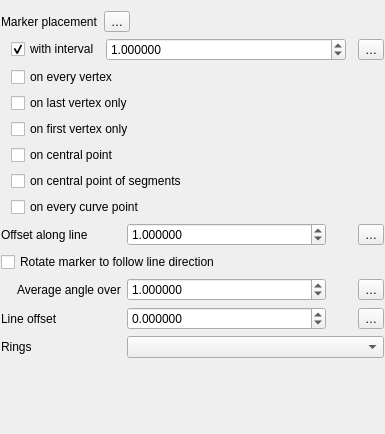
Before: the Qt Designer form src/ui/symbollayer/widget_markerline.ui in qgis/QGIS, drawn with Qt 5.
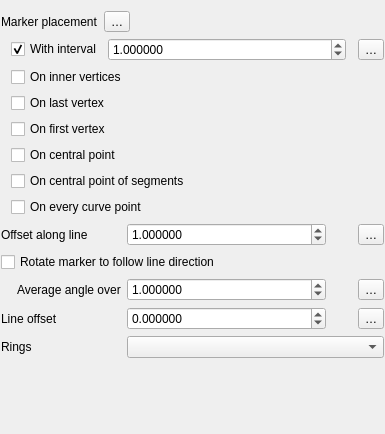
After: the same form once the commit is applied. Custom widgets are drawn as their Qt base class.

Commit message: [feature] Replace marker/hash line "on vertices" placement option with "on inner vertices"

```diff
--- a/src/ui/symbollayer/widget_markerline.ui
+++ b/src/ui/symbollayer/widget_markerline.ui
@@ -69,7 +69,7 @@
        <item>
         <widget class="QCheckBox" name="mCheckInterval">
          <property name="text">
-          <string>with interval</string>
+          <string>With interval</string>
          </property>
          <property name="checked">
           <bool>true</bool>
@@ -119,42 +119,42 @@
      <item row="4" column="1">
       <widget class="QCheckBox" name="mCheckVertex">
        <property name="text">
-        <string>on every vertex</string>
+        <string>On inner vertices</string>
        </property>
       </widget>
      </item>
      <item row="5" column="1">
       <widget class="QCheckBox" name="mCheckVertexLast">
        <property name="text">
-        <string>on last vertex only</string>
+        <string>On last vertex</string>
        </property>
       </widget>
      </item>
      <item row="6" column="1">
       <widget class="QCheckBox" name="mCheckVertexFirst">
        <property name="text">
-        <string>on first vertex only</string>
+        <string>On first vertex</string>
        </property>
       </widget>
      </item>
      <item row="7" column="1">
       <widget class="QCheckBox" name="mCheckCentralPoint">
        <property name="text">
-        <string>on central point</string>
+        <string>On central point</string>
        </property>
       </widget>
      </item>
      <item row="8" column="1">
       <widget class="QCheckBox" name="mCheckSegmentCentralPoint">
        <property name="text">
-        <string>on central point of segments</string>
+        <string>On central point of segments</string>
        </property>
       </widget>
      </item>
      <item row="9" column="1">
       <widget class="QCheckBox" name="mCheckCurvePoint">
        <property name="text">
-        <string>on every curve point</string>
+        <string>On every curve point</string>
        </property>
       </widget>
      </item>
```
Left out of the diff: 3 changed lines with no effect on the pictures. The commit also changes 11 other files.
